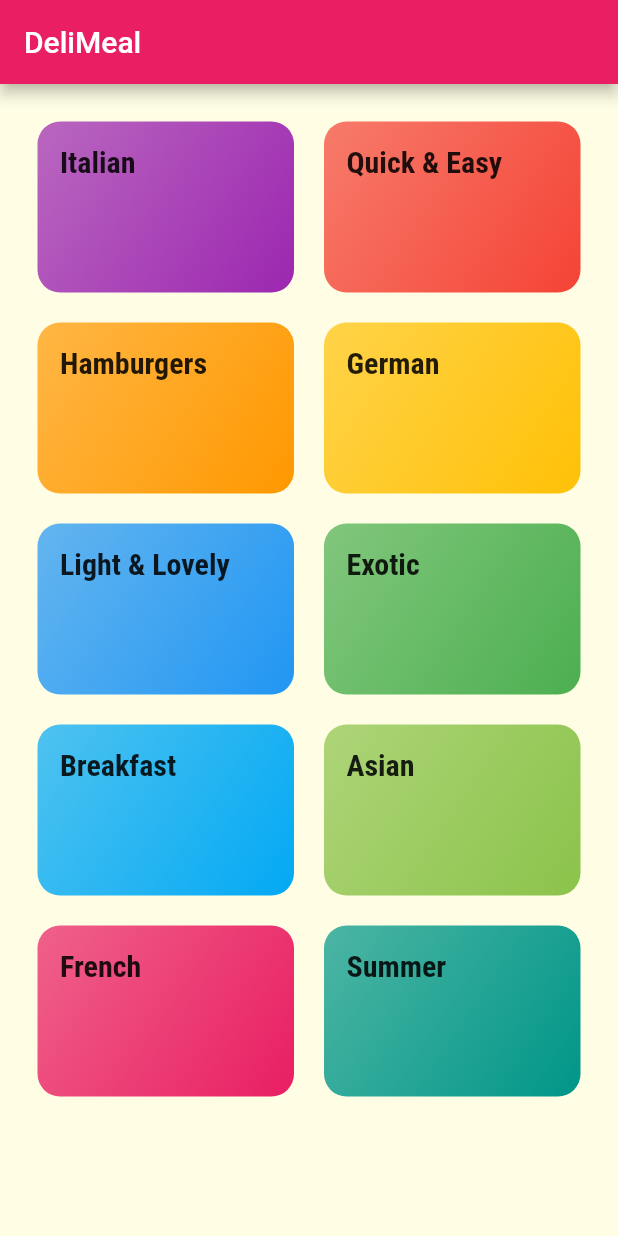
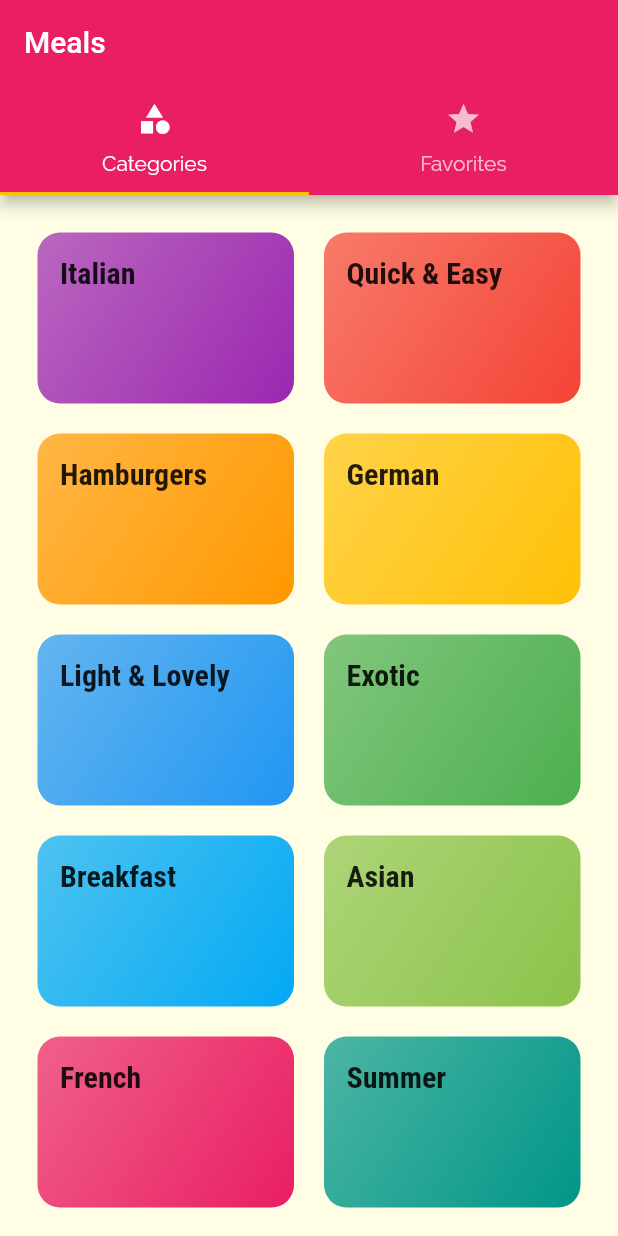
Before and after one commit to murillo0824/flutter_DeliMeal, a Flutter app: the screen it shows after launch, on a phone screen of 412 x 824 dp. Run offline on Flutter 3.47's test engine with Material 2 defaults, Android fonts, the phone set to English and light mode, and no system bars.

Commit message:
add: make appbar tabs in the app

```diff
--- a/lib/main.dart
+++ b/lib/main.dart
@@ -2,6 +2,7 @@ import 'package:flutter/material.dart';
 import 'package:flutter_meals_app/screens/category_meals_screen.dart';
 import './screens/categories_screen.dart';
 import './screens/meal_detail_screen.dart';
+import './screens/tabs_screen.dart';
 
 void main() => runApp(const MyApp());
 
@@ -33,7 +34,7 @@ class MyApp extends StatelessWidget {
               ),
             ),
       ),
-      home: const CategoriesScreen(),
+      home: const TabsScreen(),
       routes: {
         CategoryMealsScreen.routeName: (ctx) => const CategoryMealsScreen(),
         MealDetailScreen.routeName: (ctx) => const MealDetailScreen(),
--- a/lib/screens/categories_screen.dart
+++ b/lib/screens/categories_screen.dart
@@ -7,11 +7,7 @@ class CategoriesScreen extends StatelessWidget {
 
   @override
   Widget build(BuildContext context) {
-    return Scaffold(
-      appBar: AppBar(
-        title: const Text('DeliMeal'),
-      ),
-      body: GridView(
+    return GridView(
       padding: const EdgeInsets.all(25),
       children: dummyCategories
           .map((catData) => CategoryItem(
@@ -23,7 +19,6 @@ class CategoriesScreen extends StatelessWidget {
         crossAxisSpacing: 20,
         mainAxisSpacing: 20,
       ),
-      ),
     );
   }
 }
--- /dev/null
+++ b/lib/screens/favorite_screen.dart
@@ -0,0 +1,12 @@
+import 'package:flutter/material.dart';
+
+class FavoriteScreen extends StatelessWidget {
+  const FavoriteScreen({Key? key}) : super(key: key);
+
+  @override
+  Widget build(BuildContext context) {
+    return Center(
+      child: Text('favorite'),
+    );
+  }
+}
--- /dev/null
+++ b/lib/screens/tabs_screen.dart
@@ -0,0 +1,44 @@
+import 'package:flutter/material.dart';
+import './categories_screen.dart';
+import './favorite_screen.dart';
+
+class TabsScreen extends StatefulWidget {
+  const TabsScreen({Key? key}) : super(key: key);
+
+  @override
+  _TabsScreenState createState() => _TabsScreenState();
+}
+
+class _TabsScreenState extends State<TabsScreen> {
+  @override
+  Widget build(BuildContext context) {
+    return DefaultTabController(
+      length: 2,
+      child: Scaffold(
+        appBar: AppBar(
+          title: const Text('Meals'),
+          bottom: const TabBar(
+            tabs: [
+              Tab(
+                icon: Icon(
+                  Icons.category,
+                ),
+                text: 'Categories',
+              ),
+              Tab(
+                icon: Icon(Icons.star),
+                text: 'Favorites',
+              ),
+            ],
+          ),
+        ),
+        body: const TabBarView(
+          children: [
+            CategoriesScreen(),
+            FavoriteScreen(),
+          ],
+        ),
+      ),
+    );
+  }
+}
```
Lines whose indentation alone changed are shown as unchanged.
